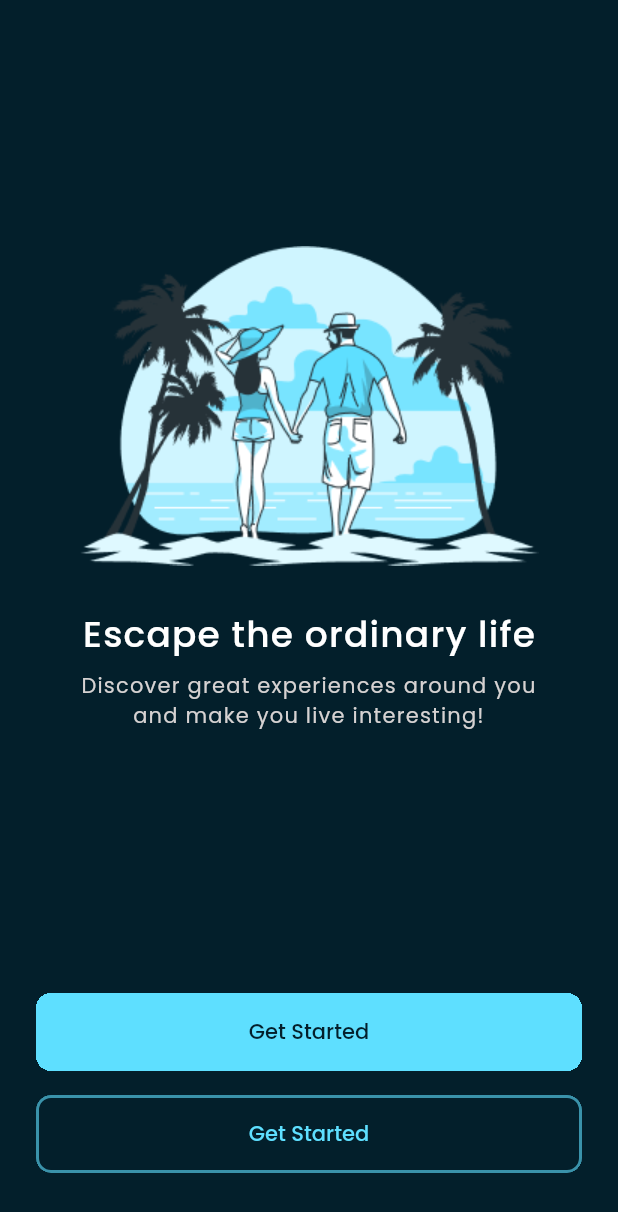
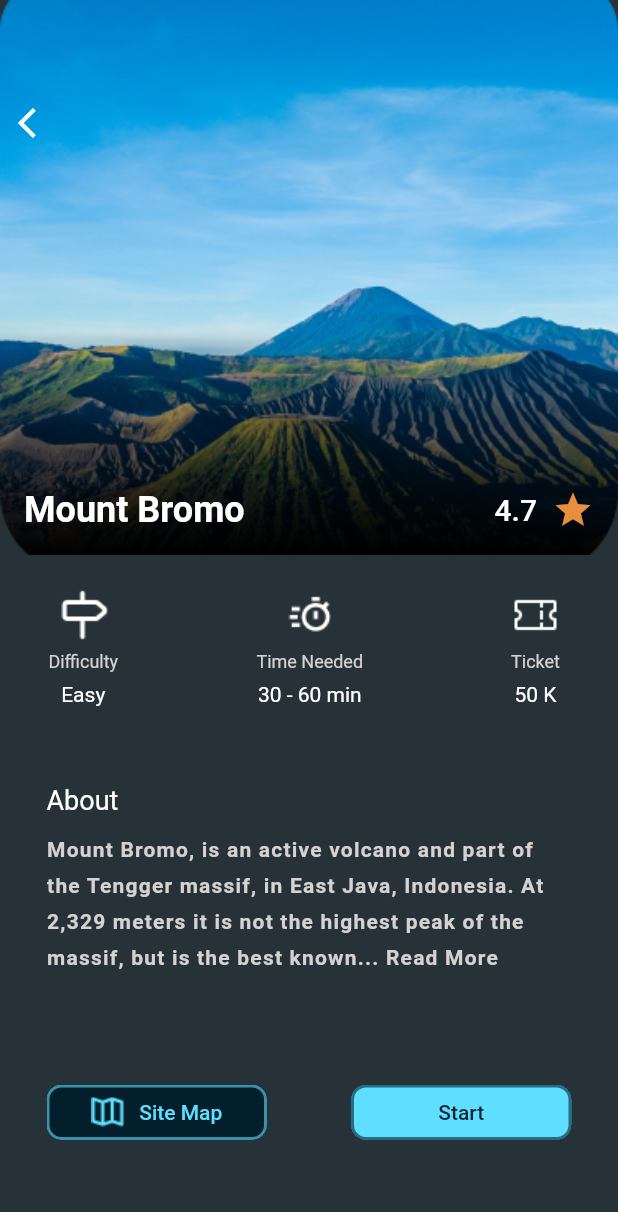
Before and after one commit to dadaxon0019/Travelling-App, a Flutter app: the screen it shows after launch, on a phone screen of 412 x 824 dp. Shown: the top 1212 px of the screen. Run offline on Flutter 3.47's test engine with Material 2 defaults, Android fonts, the phone set to English and light mode, and no system bars; our stand-ins replace cached_network_image, google_fonts.

Commit message:
finish AboutPage

```diff
--- a/lib/main.dart
+++ b/lib/main.dart
@@ -1,26 +1,16 @@
 import 'package:flutter/material.dart';
-import 'package:travelling_app/screens/homePage.dart';
+import 'package:travelling_app/screens/aboutPage.dart';
 import 'package:travelling_app/screens/loginPage.dart';
 
+void main() => runApp(MyApp());
 
-void main() {
-  runApp(const MyApp());
-}
 class MyApp extends StatelessWidget {
-  const MyApp({Key? key}) : super(key: key);
   @override
-
   Widget build(BuildContext context) {
-    return GestureDetector(
-      onTap: () =>
-          WidgetsBinding.instance.focusManager.primaryFocus?.unfocus(),
-      child: MaterialApp(
-        theme: ThemeData(
-          fontFamily: 'Poppins'
-        ),
-        debugShowCheckedModeBanner: false,
-        home: LoginPage(),
-      ),
+    return MaterialApp(
+      debugShowCheckedModeBanner: false,
+      title: 'Flutter Google Maps Demo',
+      home: AboutPage(),
     );
   }
 }
--- /dev/null
+++ b/lib/screens/aboutPage.dart
@@ -0,0 +1,280 @@
+import 'package:flutter/material.dart';
+import 'package:travelling_app/screens/homePage.dart';
+import 'package:travelling_app/screens/loginPage.dart';
+
+
+class AboutPage extends StatefulWidget {
+  const AboutPage({Key? key}) : super(key: key);
+
+  @override
+  State<AboutPage> createState() => _AboutPageState();
+}
+
+class _AboutPageState extends State<AboutPage> {
+  @override
+  Widget build(BuildContext context) {
+    return Scaffold(
+      backgroundColor: Color(0xff263238),
+      body: Container(
+        padding: EdgeInsets.symmetric(),
+        child: Column(
+          children: [
+            Stack(
+              children: [
+                Container(
+                  width: double.infinity,
+                  height: 370,
+                  child:Image(image: AssetImage('assets/about_img_1.png'),fit: BoxFit.cover,),
+                  ),
+                Padding(
+                  padding: const EdgeInsets.only(top: 58.0),
+                  child: IconButton(
+                    onPressed: (){
+
+                    },
+                    icon: Icon(Icons.arrow_back_ios),color: Colors.white,),
+                ),
+                Positioned(
+                  bottom: 16,
+                  right: 16,
+                  left: 16,
+                  child: Container(
+                    child: Row(
+                      mainAxisAlignment: MainAxisAlignment.spaceBetween,
+                      crossAxisAlignment: CrossAxisAlignment.end,
+                      children: [
+                        Column(
+                          children: [
+                            Text(
+                              'Mount Bromo',
+                              style: TextStyle(
+                                  color: Colors.white,
+                                  fontSize:24,
+                                  fontWeight: FontWeight.w600
+                              ),
+                            ),
+                          ],
+                        ),
+                        Row(
+                          children: [
+                            Text(
+                              '4.7',
+                              style: TextStyle(
+                                  color: Colors.white,
+                                  fontSize:20,
+                                  fontWeight: FontWeight.w500
+                              ),
+                            ),
+                            SizedBox(width: 10,),
+                            InkWell(
+                                onTap: (){},
+                                child:  Icon(Icons.star,color: Color(0xffE58F3F),size: 28,)
+                            )
+                ]
+                        )
+                      ],
+                    ),
+                  ),
+                ),
+              ],
+            ),
+            Container(
+              padding: EdgeInsets.symmetric(vertical: 16,horizontal: 31),
+              child: Column(
+                children: [
+                  Row(
+                    children: [
+                      Column(
+                        children: [
+                          Image(image: AssetImage('assets/icon1.png')),
+                          Text(
+                            'Difficulty',
+                            style: TextStyle(
+                              fontSize: 12,
+                              color: Color(0xffD6D2D2)
+
+                            ),
+                          ),
+                          SizedBox(height: 7,),
+                          Text(
+                              'Easy',
+                            style: TextStyle(
+                                fontSize: 14,
+                                color: Color(0xffffffff)
+
+                            ),
+                          )
+                        ],
+                      ),
+                      Column(
+                        children: [
+                          Image(image: AssetImage('assets/icon2.png')),
+                          Text(
+                            'Time Needed',
+                            style: TextStyle(
+                                fontSize: 12,
+                                color: Color(0xffD6D2D2)
+
+                            ),
+                          ),
+                          SizedBox(height: 7,),
+
+                          Text(
+                            '30 - 60 min',
+                            style: TextStyle(
+                                fontSize: 14,
+                                color: Color(0xffffffff)
+
+                            ),
+                          )
+                        ],
+                      ),
+                      Column(
+                        children: [
+                          Image(image: AssetImage('assets/icon3.png')),
+                          Text(
+                            'Ticket',
+                            style: TextStyle(
+                                fontSize: 12,
+                                color: Color(0xffD6D2D2)
+
+                            ),
+                          ),
+                          SizedBox(height: 7,),
+
+                          Text(
+                            '50 K',
+                            style: TextStyle(
+                                fontSize: 14,
+                                color: Color(0xffffffff)
+
+                            ),
+                          )
+                        ],
+                      ),
+                    ],
+                    mainAxisAlignment: MainAxisAlignment.spaceBetween,
+                  ),
+                  SizedBox(height: 52,),
+                  Container(
+                    width: double.infinity,
+                    child: Column(
+                      crossAxisAlignment: CrossAxisAlignment.start,
+                      children: [
+                        Text(
+                          'About',
+                          style: TextStyle(
+                            fontSize: 18,
+                            color: Colors.white,
+                          ),
+                        ),
+                        SizedBox(height: 8,),
+                        Text(
+                          'Mount Bromo, is an active volcano and part of the Tengger massif, in East Java, Indonesia. At 2,329 meters it is not the highest peak of the massif, but is the best known... Read More',
+                          style: TextStyle(
+                            letterSpacing: 0.8,
+                            height: 1.7,
+                            fontSize: 14,
+                            fontWeight: FontWeight.w600,
+                            color: Color(0xffD6D2D2)
+                          ),
+                        )
+                      ],
+                    ),
+                  ),
+                  SizedBox(height: 75,),
+                  Row(
+                    mainAxisAlignment: MainAxisAlignment.spaceBetween,
+                    children: [
+                      Container(
+                        clipBehavior: Clip.hardEdge,
+                        height: 37,
+                        width: 147,
+                        decoration: BoxDecoration(
+                            borderRadius: BorderRadius.circular(10)
+                        ),
+                        child: ElevatedButton(
+                            style: ElevatedButton.styleFrom(
+                              shape: RoundedRectangleBorder(
+                                  borderRadius: BorderRadius.circular(10)
+                              ),
+                              side: BorderSide(
+                                color: Color(0xff5EDFFF).withOpacity(0.6),
+                                width: 2,
+                              ),
+                              primary:Color(0xff031F2B),
+                            ),
+                            onPressed: (){
+                              Navigator.pushReplacement(
+                                context,
+                                PageRouteBuilder(
+                                  pageBuilder: (c, a1, a2) => LoginPage(),
+                                  transitionsBuilder: (c, anim, a2, child) => FadeTransition(opacity: anim, child: child),
+                                  transitionDuration: Duration(milliseconds: 1500),
+                                ),
+                              );
+                            },
+                            child: Row(
+                              mainAxisAlignment: MainAxisAlignment.center,
+                              children: [
+                                Image(image: AssetImage('assets/button_icon1.png')),
+                                SizedBox(width: 10,),
+                                Text(
+                                    'Site Map',
+                                    style:TextStyle(
+                                        fontSize: 14,
+                                        color: Color(0xff5EDFFF)
+                                    )
+                                )
+                              ],
+                            )
+                        ),
+                      ),
+                      Container(
+                        clipBehavior: Clip.hardEdge,
+                        height: 37,
+                        width: 147,
+                        decoration: BoxDecoration(
+                            borderRadius: BorderRadius.circular(10)
+                        ),
+                        child: ElevatedButton(
+                            style: ElevatedButton.styleFrom(
+                              shape: RoundedRectangleBorder(
+                                  borderRadius: BorderRadius.circular(10)
+                              ),
+                              side: BorderSide(
+                                color: Color(0xff031F2B).withOpacity(0.6),
+                                width: 2,
+                              ),
+                              primary:Color(0xff5EDFFF),
+                            ),
+                            onPressed: (){
+                              Navigator.pushReplacement(
+                                context,
+                                PageRouteBuilder(
+                                  pageBuilder: (c, a1, a2) => LoginPage(),
+                                  transitionsBuilder: (c, anim, a2, child) => FadeTransition(opacity: anim, child: child),
+                                  transitionDuration: Duration(milliseconds: 1500),
+                                ),
+                              );
+                            },
+                            child: Text(
+                                'Start',
+                                style:TextStyle(
+                                    fontSize: 14,
+                                    color: Color(0xff031F2B)
+                                )
+                            )
+                        ),
+                      ),
+                    ],
+                  )
+                ],
+              ),
+            )
+          ],
+        ),
+      ),
+    );
+  }
+}
--- a/pubspec.yaml
+++ b/pubspec.yaml
@@ -38,6 +38,7 @@ dependencies:
   cupertino_icons: ^1.0.2
   google_fonts: ^3.0.1
   cached_network_image: ^3.2.1
+
 
 dev_dependencies:
   flutter_test:
```
Also changed, not shown: lib/JsonParse/JsonParseDemo.dart (deleted, +0 -51 lines), lib/JsonParse/Servives.dart (deleted, +0 -22 lines), lib/JsonParse/Users.dart (deleted, +0 -129 lines), lib/screens/homePage.dart (+14 -3 lines), lib/screens/loginPage.dart (+11 -3 lines), assets/about_img_1.png (added), assets/button_icon1.png (added), assets/icon1.png (added), assets/icon2.png (added), assets/icon3.png (added), lib/imgJson.dart (deleted), 4 other files.
